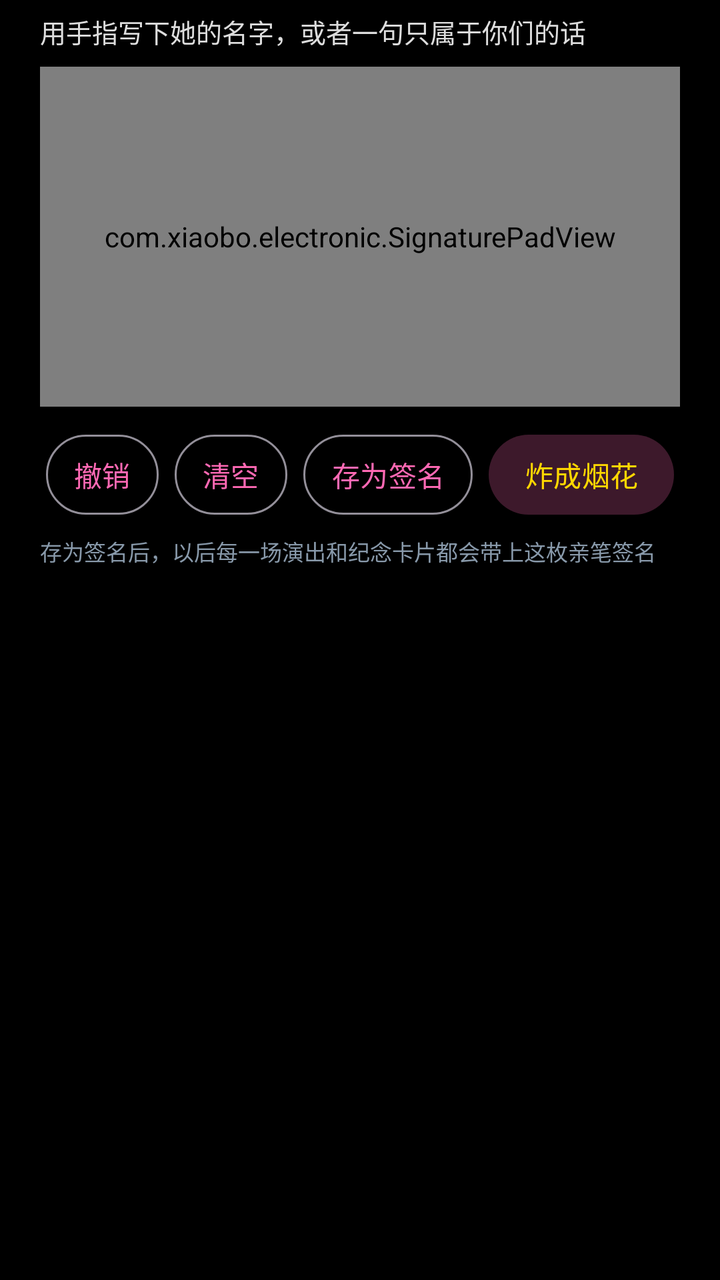
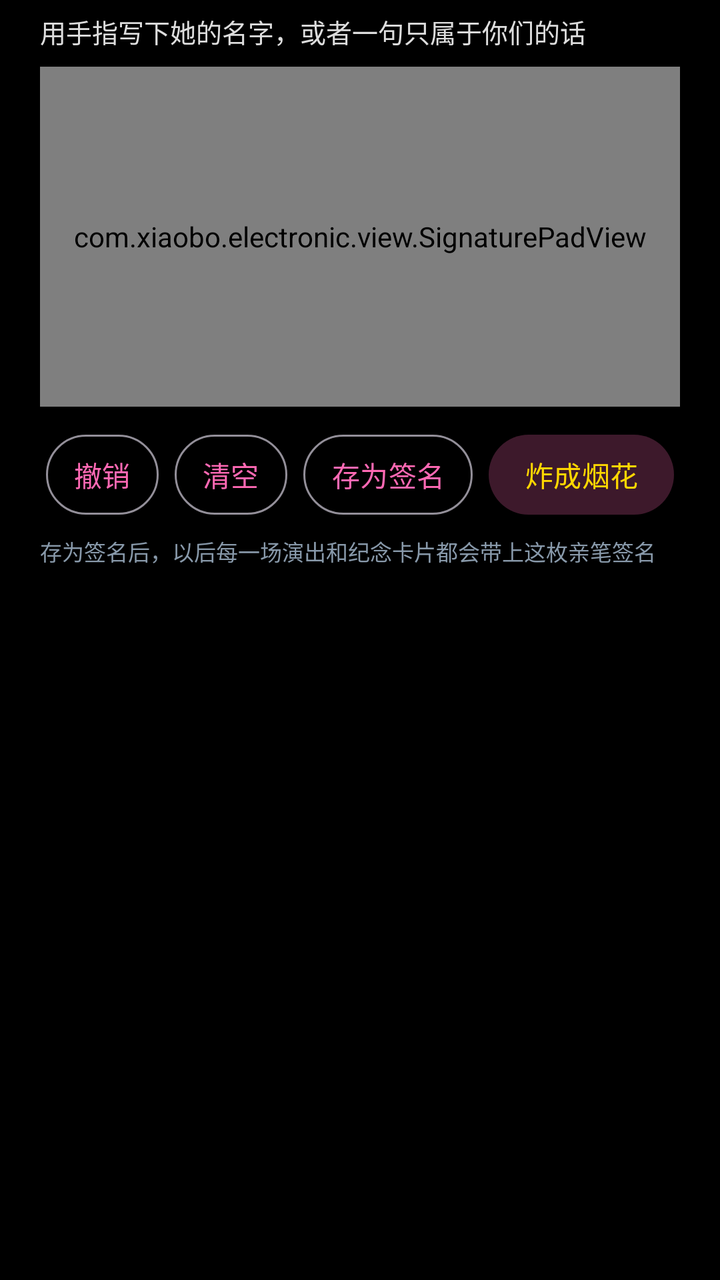

An Android layout rendered at two revisions. The XML below is the earlier revision; the diff shows what the commit changed to produce the second picture.
<!-- AndroidManifest.xml: application theme Theme.Electronic -->
<!-- res/layout/dialog_signature.xml -->
<?xml version="1.0" encoding="utf-8"?>
<LinearLayout xmlns:android="http://schemas.android.com/apk/res/android"
    android:layout_width="match_parent"
    android:layout_height="wrap_content"
    android:orientation="vertical"
    android:paddingHorizontal="20dp"
    android:paddingTop="6dp"
    android:paddingBottom="4dp">

    <TextView
        android:layout_width="match_parent"
        android:layout_height="wrap_content"
        android:text="用手指写下她的名字，或者一句只属于你们的话"
        android:textColor="#DDDDDD"
        android:textSize="13sp" />

    <com.xiaobo.electronic.SignaturePadView
        android:id="@+id/pad"
        android:layout_width="match_parent"
        android:layout_height="170dp"
        android:layout_marginTop="8dp"
        android:background="@drawable/bg_signature_pad" />

    <LinearLayout
        android:layout_width="match_parent"
        android:layout_height="wrap_content"
        android:layout_marginTop="10dp"
        android:gravity="center"
        android:orientation="horizontal">

        <com.google.android.material.button.MaterialButton
            android:id="@+id/btn_undo"
            style="@style/Widget.Material3.Button.OutlinedButton"
            android:layout_width="wrap_content"
            android:layout_height="wrap_content"
            android:minWidth="0dp"
            android:paddingHorizontal="14dp"
            android:text="撤销" />

        <com.google.android.material.button.MaterialButton
            android:id="@+id/btn_clear"
            style="@style/Widget.Material3.Button.OutlinedButton"
            android:layout_width="wrap_content"
            android:layout_height="wrap_content"
            android:layout_marginStart="8dp"
            android:minWidth="0dp"
            android:paddingHorizontal="14dp"
            android:text="清空" />

        <com.google.android.material.button.MaterialButton
            android:id="@+id/btn_save"
            style="@style/Widget.Material3.Button.OutlinedButton"
            android:layout_width="wrap_content"
            android:layout_height="wrap_content"
            android:layout_marginStart="8dp"
            android:minWidth="0dp"
            android:paddingHorizontal="14dp"
            android:text="存为签名" />

        <com.google.android.material.button.MaterialButton
            android:id="@+id/btn_bloom"
            style="@style/Widget.Material3.Button.TonalButton"
            android:layout_width="wrap_content"
            android:layout_height="wrap_content"
            android:layout_marginStart="8dp"
            android:minWidth="0dp"
            android:paddingHorizontal="18dp"
            android:text="炸成烟花" />
    </LinearLayout>

    <TextView
        android:layout_width="match_parent"
        android:layout_height="wrap_content"
        android:layout_marginTop="6dp"
        android:text="存为签名后，以后每一场演出和纪念卡片都会带上这枚亲笔签名"
        android:textColor="#8899AA"
        android:textSize="11sp" />
</LinearLayout>
<!-- resources referenced by this layout -->
<resources>
  <!-- drawable bg_signature_pad (drawable) -->
  <?xml version="1.0" encoding="utf-8"?>
  <shape xmlns:android="http://schemas.android.com/apk/res/android"
      android:shape="rectangle">
      <solid android:color="#16FFFFFF" />
      <stroke
          android:width="1dp"
          android:color="#3DFFD700" />
      <corners android:radius="16dp" />
  </shape>
  <style name="Theme.Electronic" parent="Base.Theme.Electronic" />
  <style name="Base.Theme.Electronic" parent="Theme.Material3.Dark.NoActionBar">
          
          <item name="android:windowBackground">@android:color/black</item>
  
          
          <item name="colorPrimary">@color/romantic_pink</item>
          <item name="colorOnPrimary">@color/white</item>
          <item name="colorSecondary">@color/gold</item>
          <item name="colorOnSecondary">@color/black</item>
          <item name="colorSecondaryContainer">#3DFF69B4</item>
          <item name="colorOnSecondaryContainer">@color/gold</item>
          
          <item name="colorControlActivated">@color/romantic_pink</item>
          <item name="colorControlNormal">@color/text_secondary</item>
  
          
          <item name="android:statusBarColor">@android:color/transparent</item>
          <item name="android:navigationBarColor">@android:color/transparent</item>
          <item name="android:windowLightStatusBar">false</item>
  
          
          <item name="materialAlertDialogTheme">@style/RomanticDialog</item>
      </style>
  <color name="romantic_pink">#FFFF69B4</color>
  <color name="white">#FFFFFFFF</color>
  <color name="gold">#FFFFD700</color>
  <color name="black">#FF000000</color>
  <color name="text_secondary">#B3FFFFFF</color>
  <style name="RomanticDialog" parent="ThemeOverlay.Material3.MaterialAlertDialog">
          <item name="shapeAppearanceOverlay">@style/RomanticDialogShape</item>
      </style>
  <style name="RomanticDialogShape" parent="">
          <item name="cornerFamily">rounded</item>
          <item name="cornerSize">20dp</item>
      </style>
</resources>

<!-- the commit's change to res/layout/dialog_signature.xml (unified diff, before → after) -->
@@ -14,7 +14,7 @@
         android:textColor="#DDDDDD"
         android:textSize="13sp" />
 
-    <com.xiaobo.electronic.SignaturePadView
+    <com.xiaobo.electronic.view.SignaturePadView
         android:id="@+id/pad"
         android:layout_width="match_parent"
         android:layout_height="170dp"
